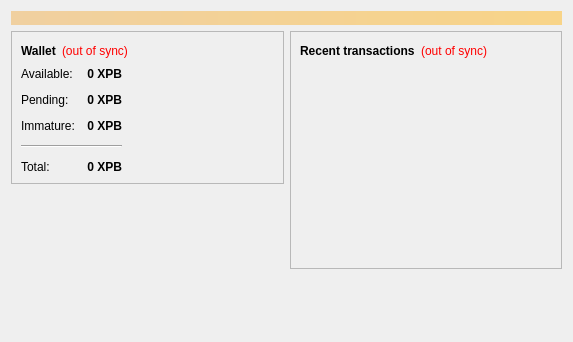
First picture: the form in src/qtwallet/forms/overviewpage.ui, repository cryonote/cryonote, before the edit.
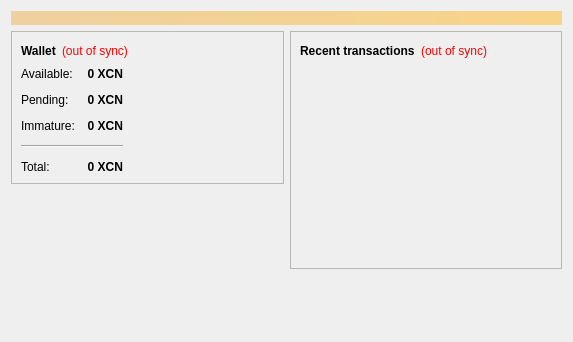
Second picture: the form after the edit.

What changed in the file:
```diff
--- a/src/qtwallet/forms/overviewpage.ui
+++ b/src/qtwallet/forms/overviewpage.ui
@@ -124,7 +124,7 @@
                <string>Your current spendable balance</string>
               </property>
               <property name="text">
-               <string notr="true">0 XPB</string>
+               <string notr="true">0 XCN</string>
               </property>
               <property name="alignment">
                <set>Qt::AlignRight|Qt::AlignTrailing|Qt::AlignVCenter</set>
@@ -156,7 +156,7 @@
                <string>Total of transactions that have yet to be confirmed, and do not yet count toward the spendable balance</string>
               </property>
               <property name="text">
-               <string notr="true">0 XPB</string>
+               <string notr="true">0 XCN</string>
               </property>
               <property name="alignment">
                <set>Qt::AlignRight|Qt::AlignTrailing|Qt::AlignVCenter</set>
@@ -185,7 +185,7 @@
                <string>Mined balance that has not yet matured</string>
               </property>
               <property name="text">
-               <string notr="true">0 XPB</string>
+               <string notr="true">0 XCN</string>
               </property>
               <property name="alignment">
                <set>Qt::AlignRight|Qt::AlignTrailing|Qt::AlignVCenter</set>
@@ -217,7 +217,7 @@
                <string>Your current total balance</string>
               </property>
               <property name="text">
-               <string notr="true">0 XPB</string>
+               <string notr="true">0 XCN</string>
               </property>
               <property name="alignment">
                <set>Qt::AlignRight|Qt::AlignTrailing|Qt::AlignVCenter</set>
```
